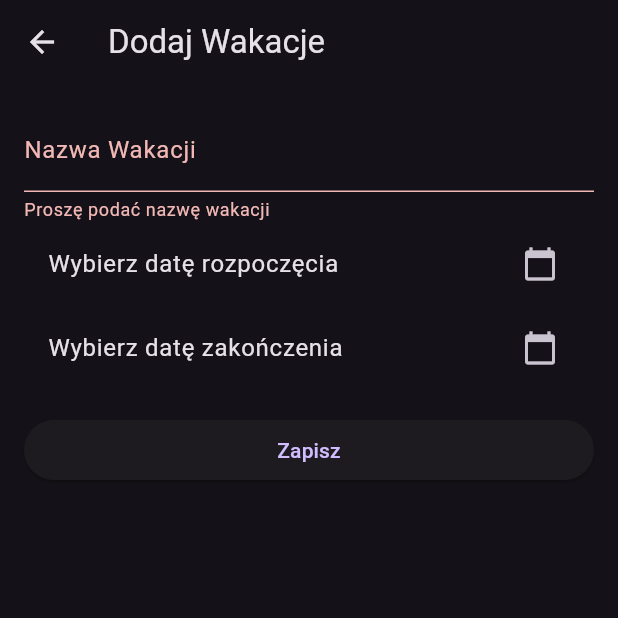
After one commit to milo10111/HolidayPlanner, a Flutter app: the VacationForm screen opened directly, after a tap on "Zapisz", on a phone screen of 412 x 824 dp, the top half of it. The commit adds this screen. Run offline on Flutter 3.47's test engine with Material 3 defaults, Android fonts, the phone set to English and light mode, and no system bars; our stand-ins replace timelines.

Commit message:
Dodałem funkcje dodawania wakacji holiday_list i holiday_create_view

```diff
--- a/lib/holiday_card.dart
+++ b/lib/holiday_card.dart
@@ -26,7 +26,7 @@ class HolidayCard extends StatelessWidget {
                   topRight: Radius.circular(10.0),
                 ),
                 child: Image.network(
-                  "https://picsum.photos/id/57/1920/1080",
+                  HolidayModel.example().photoURL,
                   fit: BoxFit.cover,
                   width: double.infinity,
                   height: 200,
--- /dev/null
+++ b/lib/holiday_create_view.dart
@@ -0,0 +1,95 @@
+import 'package:flutter/material.dart';
+
+
+
+class VacationForm extends StatefulWidget {
+  @override
+  _VacationFormState createState() => _VacationFormState();
+}
+
+class _VacationFormState extends State<VacationForm> {
+  final _formKey = GlobalKey<FormState>();
+  final _vacationNameController = TextEditingController();
+  DateTime? _startDate;
+  DateTime? _endDate;
+
+  Future<void> _selectDate(BuildContext context, bool isStartDate) async {
+    final DateTime? picked = await showDatePicker(
+      context: context,
+      initialDate: DateTime.now(),
+      firstDate: DateTime(2000),
+      lastDate: DateTime(2101),
+    );
+    if (picked != null && picked != (isStartDate ? _startDate : _endDate))
+      setState(() {
+        if (isStartDate) {
+          _startDate = picked;
+        } else {
+          _endDate = picked;
+        }
+      });
+  }
+
+  @override
+  Widget build(BuildContext context) {
+    return Scaffold(
+      appBar: AppBar(
+        title: Text('Dodaj Wakacje'),
+      ),
+      body: Padding(
+        padding: EdgeInsets.all(16.0),
+        child: Form(
+          key: _formKey,
+          child: ListView(
+            children: <Widget>[
+              TextFormField(
+                controller: _vacationNameController,
+                decoration: InputDecoration(labelText: 'Nazwa Wakacji'),
+                validator: (value) {
+                  if (value == null || value.isEmpty) {
+                    return 'Proszę podać nazwę wakacji';
+                  }
+                  return null;
+                },
+              ),
+              ListTile(
+                title: Text(_startDate == null
+                    ? 'Wybierz datę rozpoczęcia'
+                    : 'Data rozpoczęcia: ${_startDate!.toLocal()}'.split(' ')[0]),
+                trailing: Icon(Icons.calendar_today),
+                onTap: () => _selectDate(context, true),
+              ),
+              ListTile(
+                title: Text(_endDate == null
+                    ? 'Wybierz datę zakończenia'
+                    : 'Data zakończenia: ${_endDate!.toLocal()}'.split(' ')[0]),
+                trailing: Icon(Icons.calendar_today),
+                onTap: () => _selectDate(context, false),
+              ),
+              Padding(
+                padding: const EdgeInsets.symmetric(vertical: 16.0),
+                child: ElevatedButton(
+                  onPressed: () {
+                    if (_formKey.currentState!.validate()) {
+                      if (_startDate == null || _endDate == null) {
+                        ScaffoldMessenger.of(context).showSnackBar(
+                          SnackBar(content: Text('Proszę wybrać daty')),
+                        );
+                      } else {
+                        // Handle the vacation saving logic here
+                        ScaffoldMessenger.of(context).showSnackBar(
+                          SnackBar(content: Text('Zapisano wakacje')),
+                        );
+                      }
+                    }
+                  },
+                  child: Text('Zapisz'),
+                ),
+              ),
+            ],
+          ),
+        ),
+      ),
+    );
+  }
+}
--- a/lib/main.dart
+++ b/lib/main.dart
@@ -4,6 +4,7 @@ import 'package:holiday_planner/model/holiday_model.dart';
 import 'package:holiday_planner/navigation.dart';
 
 void main() {
+  WidgetsFlutterBinding.ensureInitialized();
   runApp(const MainApp());
 }
 
@@ -16,6 +17,7 @@ class MainApp extends StatelessWidget {
         theme: ThemeData.light(),
         darkTheme: ThemeData.dark(
           useMaterial3: true,
+
         ),
         themeMode: ThemeMode.dark,
         home: Navigation(),
--- a/pubspec.yaml
+++ b/pubspec.yaml
@@ -9,6 +9,7 @@ environment:
 dependencies:
   flutter:
     sdk: flutter
+  localstore: ^1.4.0
   timelines: ^0.1.0
 
 dev_dependencies:
```
Also changed, not shown: lib/holiday_list.dart (added, +9 -0 lines), lib/home.dart (+8 -7 lines), lib/model/holiday_model.dart (+20 -3 lines), pubspec.lock, 1 other file.
